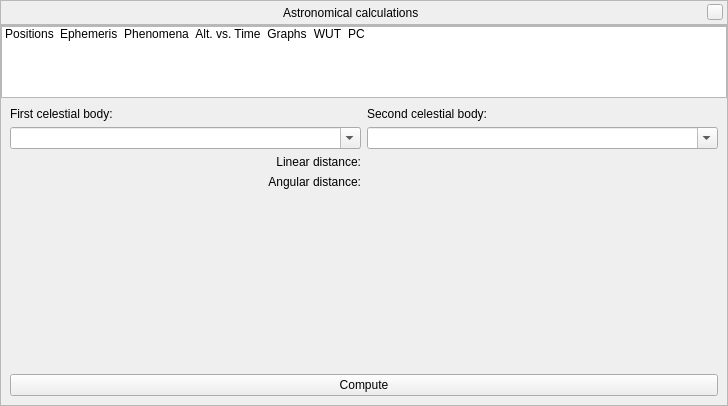
First picture: the form in src/gui/astroCalcDialog.ui, repository 519984307/stellarium_src, before the edit.
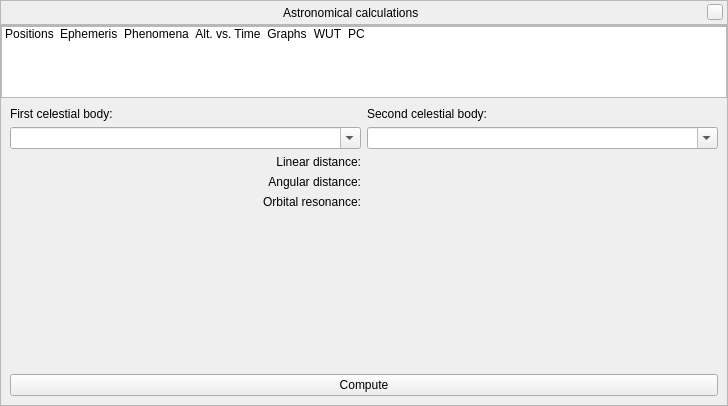
Second picture: the form after the edit. The open tabs and pages were chosen to show the change. Icons and pictures are not drawn. Custom widgets are drawn as their Qt base class.

Commit message: Compute orbital resonances...

```diff
--- a/src/gui/astroCalcDialog.ui
+++ b/src/gui/astroCalcDialog.ui
@@ -1050,6 +1050,19 @@
               </property>
              </widget>
             </item>
+            <item row="4" column="0">
+             <widget class="QLabel" name="labelOrbitalResonance">
+              <property name="text">
+               <string>Orbital resonance:</string>
+              </property>
+              <property name="alignment">
+               <set>Qt::AlignRight|Qt::AlignTrailing|Qt::AlignVCenter</set>
+              </property>
+             </widget>
+            </item>
+            <item row="4" column="1">
+             <widget class="QLabel" name="labelOrbitalResonanceValue"/>
+            </item>
            </layout>
           </item>
           <item row="2" column="0">
```
Left out of the diff: 36 changed lines with no effect on the pictures. The commit also changes 3 other files.
